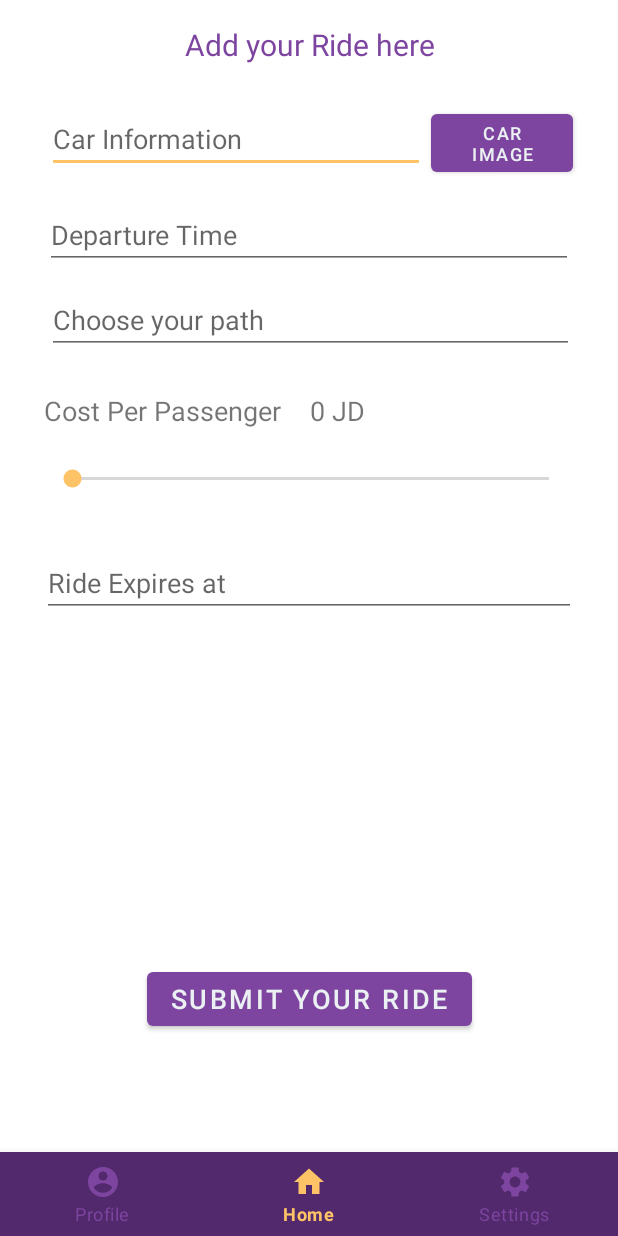
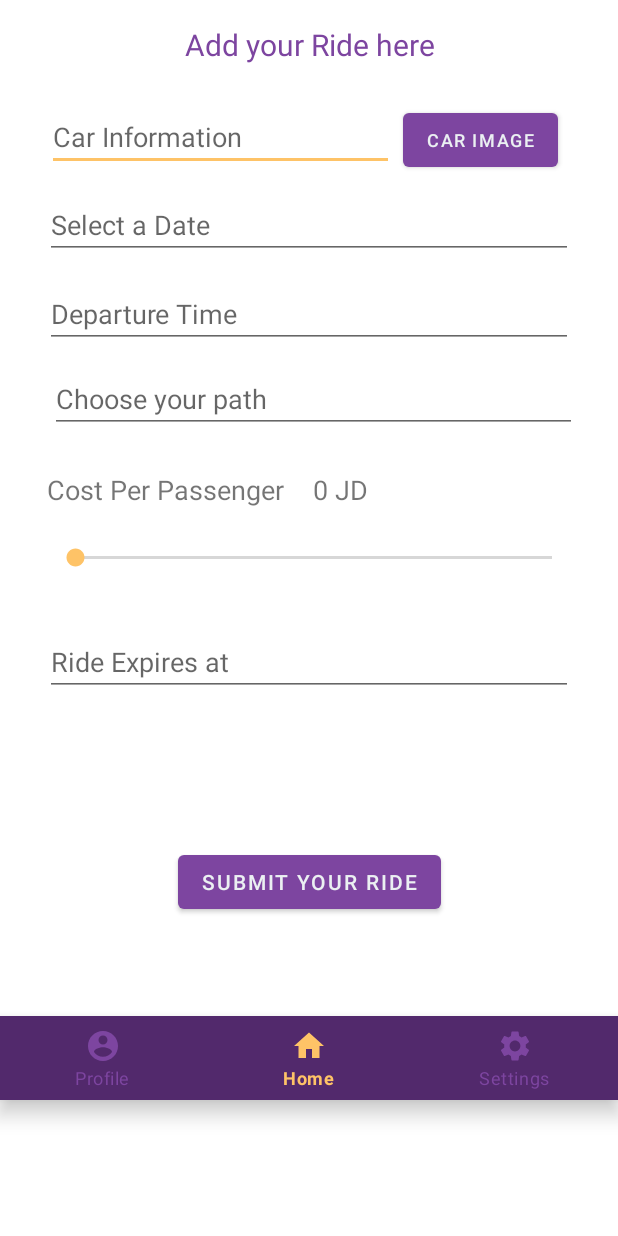
Before and after one commit to Sleep-coders/Uni-hub, an Android app: the Driver_Create_Ride screen opened directly, with no data from a screen before it, on a phone screen of 412 x 824 dp. Run offline under Robolectric (Android 15) with nearby library versions, the phone set to English and light mode, and no system bars.

Commit message:
carpool driver activities

```diff
--- a/app/src/main/java/com/example/uni_hub/ui/carpool/Carpool_Home.java
+++ b/app/src/main/java/com/example/uni_hub/ui/carpool/Carpool_Home.java
@@ -1,6 +1,7 @@
 package com.example.uni_hub.ui.carpool;
 import com.example.uni_hub.MainActivity;
 import com.example.uni_hub.databinding.ActivityMainBinding;
+import com.example.uni_hub.ui.carpool.driver.Available_Rides;
 import com.example.uni_hub.ui.carpool.driver.Driver_home;
 import com.google.android.material.bottomnavigation.BottomNavigationView;
 
@@ -56,7 +57,7 @@ public class Carpool_Home extends AppCompatActivity {
     }
     // Driver Role
     public void getDriverActivity(){
-        Intent driver_home = new Intent(this, Driver_home.class);
+        Intent driver_home = new Intent(this, Available_Rides.class);
         startActivity(driver_home);
     }
 
--- a/app/src/main/java/com/example/uni_hub/ui/carpool/driver/Driver_Create_Ride.java
+++ b/app/src/main/java/com/example/uni_hub/ui/carpool/driver/Driver_Create_Ride.java
@@ -1,14 +1,21 @@
 package com.example.uni_hub.ui.carpool.driver;
+
+import static android.content.ContentValues.TAG;
 
 import androidx.annotation.NonNull;
 import androidx.appcompat.app.AppCompatActivity;
 
+import android.app.DatePickerDialog;
 import android.app.TimePickerDialog;
 import android.content.Intent;
+import android.graphics.Color;
+import android.graphics.drawable.ColorDrawable;
 import android.os.Bundle;
+import android.util.Log;
 import android.view.MenuItem;
 import android.view.View;
 import android.widget.Button;
+import android.widget.DatePicker;
 import android.widget.EditText;
 import android.widget.ProgressBar;
 import android.widget.SeekBar;
@@ -26,17 +33,14 @@ import java.util.Calendar;
 public class Driver_Create_Ride extends AppCompatActivity {
     EditText chooseDepartureTime;
     EditText riderExpiresAt;
+    EditText chooseDate;
+    DatePickerDialog.OnDateSetListener datePickerDialog;
     TimePickerDialog timePickerDialog1;
     TimePickerDialog timePickerDialog2;
-    Calendar calender1;
-    int currentHour1;
-    int currentMinute1;
-    String amPm1;
-
-    Calendar calender2;
-    int currentHour2;
-    int currentMinute2;
-    String amPm2;
+    Calendar calender;
+    int currentHour;
+    int currentMinute;
+    String amPm;
 
     TextView cost_per_passenger_updating;
     ProgressBar progressBar_cost;
@@ -49,48 +53,71 @@ public class Driver_Create_Ride extends AppCompatActivity {
         getSupportActionBar().hide();
         setContentView(R.layout.activity_driver_create_ride);
 
+        // Select Date
+        chooseDate = (EditText) findViewById(R.id.add_date_time);
+        chooseDate.setOnClickListener(new View.OnClickListener() {
+            @Override
+            public void onClick(View view) {
+                Calendar calendarDate = Calendar.getInstance();
+                int year = calendarDate.get(Calendar.YEAR);
+                int month = calendarDate.get(Calendar.MONTH);
+                int day = calendarDate.get(Calendar.DAY_OF_MONTH);
+
+                DatePickerDialog dialog = new DatePickerDialog(Driver_Create_Ride.this,android.R.style.Theme_Holo_Light_Dialog_MinWidth,datePickerDialog,year,month,day);
+                dialog.getWindow().setBackgroundDrawable(new ColorDrawable(Color.TRANSPARENT));
+                dialog.show();
+            }
+        });
+
+        // Date
+        datePickerDialog = new DatePickerDialog.OnDateSetListener() {
+            @Override
+            public void onDateSet(DatePicker datePicker, int year, int month, int day) {
+                month = month +1;
+                Log.d(TAG,"onDateSet: date:"+ day + "/"+ month + "/" + year );
+                String date = day + "/"+ month + "/" + year;
+                chooseDate.setText(date);
+            }
+        };
+
         // Departure Time
         chooseDepartureTime = findViewById(R.id.departure_time_driver);
         chooseDepartureTime.setOnClickListener(new View.OnClickListener() {
             @Override
             public void onClick(View view1) {
-                calender1 = Calendar.getInstance();
-                currentHour1 = calender1.get(Calendar.HOUR_OF_DAY);
-                currentMinute1 = calender1.get(Calendar.MINUTE);
+                calender = Calendar.getInstance();
+                currentHour = calender.get(Calendar.HOUR_OF_DAY);
+                currentMinute = calender.get(Calendar.MINUTE);
                 timePickerDialog1 = new TimePickerDialog(Driver_Create_Ride.this, new TimePickerDialog.OnTimeSetListener() {
                     @Override
                     public void onTimeSet(TimePicker timePicker, int hourOfDay, int minutes) {
                         if(hourOfDay>= 12){
-                            amPm1 = "PM";}else{
-                            amPm1 = "AM";
+                            amPm = "PM";}else{
+                            amPm = "AM";
                         }
-                        chooseDepartureTime.setText(hourOfDay+ ":" + minutes +" "+ amPm1);
+                        chooseDepartureTime.setText(hourOfDay+ ":" + minutes +" "+ amPm);
 
                     }
-                }, currentHour1, currentMinute1, false);
+                }, currentHour, currentMinute, false);
                 timePickerDialog1.show();
             }
         });
 
-        // Arrival Time
+        // Ride Expires Time
         riderExpiresAt = findViewById(R.id.ride_expires_at);
         riderExpiresAt.setOnClickListener(new View.OnClickListener() {
             @Override
             public void onClick(View view2) {
-                calender2 = Calendar.getInstance();
-                currentHour2 = calender2.get(Calendar.HOUR_OF_DAY);
-                currentMinute2 = calender2.get(Calendar.MINUTE);
+                calender = Calendar.getInstance();
+                currentHour = calender.get(Calendar.HOUR_OF_DAY);
+                currentMinute = calender.get(Calendar.MINUTE);
                 timePickerDialog2 = new TimePickerDialog(Driver_Create_Ride.this, new TimePickerDialog.OnTimeSetListener() {
                     @Override
                     public void onTimeSet(TimePicker timePicker, int hourOfDay, int minutes) {
-                        if(hourOfDay>= 12){
-                            amPm2 = "PM";}else{
-                            amPm2 = "AM";
-                        }
-                        riderExpiresAt.setText(hourOfDay+ ":" + minutes +" "+ amPm2);
+                        riderExpiresAt.setText(hourOfDay+ ":" + minutes +" "+ amPm);
 
                     }
-                }, currentHour2, currentMinute2, false);
+                }, currentHour, currentMinute, false);
                 timePickerDialog2.show();
             }
         });
--- a/app/src/main/java/com/example/uni_hub/ui/carpool/driver/Driver_home.java
+++ b/app/src/main/java/com/example/uni_hub/ui/carpool/driver/Driver_home.java
@@ -32,7 +32,6 @@ public class Driver_home extends AppCompatActivity {
         binding = ActivityDriverHomeBinding.inflate(getLayoutInflater());
         setContentView(binding.getRoot());
 
-//        getSupportActionBar().hide();
 
         // Navbar Bottom
         bottomNavigationView = findViewById(R.id.bottom_navigation);
--- a/app/src/main/res/layout/activity_driver_create_ride.xml
+++ b/app/src/main/res/layout/activity_driver_create_ride.xml
@@ -28,55 +28,44 @@
         android:layout_marginStart="31dp"
         android:layout_marginEnd="31dp"
         android:hint="Car Information"
+        app:layout_constraintBaseline_toBaselineOf="@+id/up_f"
         app:layout_constraintEnd_toEndOf="@+id/submit_ride"
-        app:layout_constraintStart_toStartOf="parent"
-        app:layout_constraintTop_toTopOf="@+id/up_f" />
+        app:layout_constraintStart_toStartOf="parent" />
 
 
     <Button
         android:id="@+id/up_f"
-        android:layout_width="0dp"
+        android:layout_width="wrap_content"
         android:layout_height="wrap_content"
-        android:layout_marginStart="4dp"
-        android:layout_marginTop="70dp"
+        android:layout_marginStart="6dp"
+        android:layout_marginBottom="10dp"
         android:text="car Image"
         android:textSize="12dp"
-        app:layout_constraintEnd_toEndOf="@+id/departure_time_driver"
-        app:layout_constraintStart_toEndOf="@+id/car_info"
-        app:layout_constraintTop_toTopOf="parent" />
-
-    <EditText
-        android:id="@+id/choose_your_path"
-        android:layout_width="351dp"
-        android:layout_height="wrap_content"
-        android:layout_marginTop="11dp"
-        android:hint="Choose your path"
-        app:layout_constraintEnd_toStartOf="@+id/cost_per_passenger_updating"
-        app:layout_constraintStart_toStartOf="@+id/cost_per_passenger_updating"
-        app:layout_constraintTop_toBottomOf="@+id/departure_time_driver" />
+        app:layout_constraintBottom_toTopOf="@+id/add_date_time"
+        app:layout_constraintStart_toEndOf="@+id/car_info" />
 
     <EditText
         android:id="@+id/departure_time_driver"
         android:layout_width="0dp"
         android:layout_height="wrap_content"
         android:layout_marginStart="30dp"
-        android:layout_marginTop="13dp"
         android:layout_marginEnd="30dp"
+        android:layout_marginBottom="11dp"
         android:ems="10"
         android:hint="Departure Time"
+        app:layout_constraintBottom_toTopOf="@+id/choose_your_path"
         app:layout_constraintEnd_toEndOf="parent"
-        app:layout_constraintStart_toStartOf="parent"
-        app:layout_constraintTop_toBottomOf="@+id/up_f" />
+        app:layout_constraintStart_toStartOf="parent" />
 
-    <TextView
-        android:id="@+id/textView12"
-        android:layout_width="wrap_content"
+    <EditText
+        android:id="@+id/choose_your_path"
+        android:layout_width="351dp"
         android:layout_height="wrap_content"
-        android:layout_marginStart="29dp"
-        android:text="Cost Per Passenger"
-        android:textSize="18dp"
-        app:layout_constraintBaseline_toBaselineOf="@+id/cost_per_passenger_updating"
-        app:layout_constraintStart_toStartOf="parent" />
+        android:layout_marginTop="243dp"
+        android:hint="Choose your path"
+        app:layout_constraintEnd_toStartOf="@+id/cost_per_passenger_updating"
+        app:layout_constraintStart_toStartOf="@+id/cost_per_passenger_updating"
+        app:layout_constraintTop_toTopOf="parent" />
 
     <SeekBar
         android:id="@+id/cost_per_passenger"
@@ -93,22 +82,13 @@
         android:id="@+id/ride_expires_at"
         android:layout_width="0dp"
         android:layout_height="wrap_content"
-        android:layout_marginStart="28dp"
+        android:layout_marginStart="30dp"
         android:layout_marginTop="38dp"
-        android:layout_marginEnd="28dp"
+        android:layout_marginEnd="30dp"
         android:hint="Ride Expires at"
         app:layout_constraintEnd_toEndOf="parent"
         app:layout_constraintStart_toStartOf="parent"
         app:layout_constraintTop_toBottomOf="@+id/cost_per_passenger" />
-
-    <ProgressBar
-        android:id="@+id/progress_bar_for_cost"
-        android:layout_width="wrap_content"
-        android:layout_height="wrap_content"
-        android:layout_marginTop="16dp"
-        android:visibility="invisible"
-        app:layout_constraintEnd_toEndOf="@+id/cost_per_passenger"
-        app:layout_constraintTop_toBottomOf="@+id/choose_your_path" />
 
     <TextView
         android:id="@+id/cost_per_passenger_updating"
@@ -121,15 +101,46 @@
         app:layout_constraintBottom_toTopOf="@+id/cost_per_passenger"
         app:layout_constraintStart_toEndOf="@+id/textView12" />
 
+    <ProgressBar
+        android:id="@+id/progress_bar_for_cost"
+        android:layout_width="wrap_content"
+        android:layout_height="wrap_content"
+        android:layout_marginTop="16dp"
+        android:visibility="invisible"
+        app:layout_constraintEnd_toEndOf="@+id/cost_per_passenger"
+        app:layout_constraintTop_toBottomOf="@+id/choose_your_path" />
+
+    <EditText
+        android:id="@+id/add_date_time"
+        android:layout_width="0dp"
+        android:layout_height="wrap_content"
+        android:layout_marginStart="30dp"
+        android:layout_marginEnd="30dp"
+        android:layout_marginBottom="14dp"
+        android:hint="Select a Date"
+        app:layout_constraintBottom_toTopOf="@+id/departure_time_driver"
+        app:layout_constraintEnd_toEndOf="parent"
+        app:layout_constraintStart_toStartOf="parent" />
+
+    <TextView
+        android:id="@+id/textView12"
+        android:layout_width="wrap_content"
+        android:layout_height="wrap_content"
+        android:layout_marginStart="31dp"
+        android:text="Cost Per Passenger"
+        android:textSize="18dp"
+        app:layout_constraintBaseline_toBaselineOf="@+id/cost_per_passenger_updating"
+        app:layout_constraintStart_toStartOf="parent" />
+
     <Button
         android:id="@+id/submit_ride"
         android:layout_width="wrap_content"
         android:layout_height="wrap_content"
-        android:layout_marginBottom="134dp"
+        android:layout_marginBottom="65dp"
         android:text="Submit your Ride"
         android:textAlignment="center"
-        android:textSize="18dp"
-        app:layout_constraintBottom_toBottomOf="parent"
+        android:textSize="14dp"
+        app:layout_constraintBottom_toTopOf="@+id/bottom_navigation"
         app:layout_constraintEnd_toEndOf="parent"
         app:layout_constraintStart_toStartOf="parent" />
 
@@ -138,11 +149,12 @@
         android:layout_width="0dp"
         android:layout_height="wrap_content"
         android:layout_alignParentBottom="true"
+        android:layout_marginTop="213dp"
         app:itemBackground="@color/purple_main_color_variant"
         app:itemIconTint="@drawable/selector"
         app:itemTextColor="@drawable/selector"
-        app:layout_constraintBottom_toBottomOf="parent"
         app:layout_constraintEnd_toEndOf="parent"
         app:layout_constraintStart_toStartOf="parent"
+        app:layout_constraintTop_toBottomOf="@+id/ride_expires_at"
         app:menu="@menu/menu_navigation" />
 </androidx.constraintlayout.widget.ConstraintLayout>
--- a/app/src/main/res/layout/fragment_home.xml
+++ b/app/src/main/res/layout/fragment_home.xml
@@ -101,7 +101,7 @@
                     android:layout_alignParentEnd="true"
                     android:layout_marginTop="109dp"
                     android:layout_marginEnd="30dp"
-                    android:text="Find a Roomate"
+                    android:text="Find a Roommate"
                     android:textColor="@color/purple_main_color"
                     android:textSize="18dp" />
             </RelativeLayout>
```
Also changed, not shown: app/src/main/java/com/example/uni_hub/ui/carpool/driver/Available_Rides.java (+16 -0 lines), app/src/main/res/layout/activity_available_rides.xml (+31 -14 lines).
